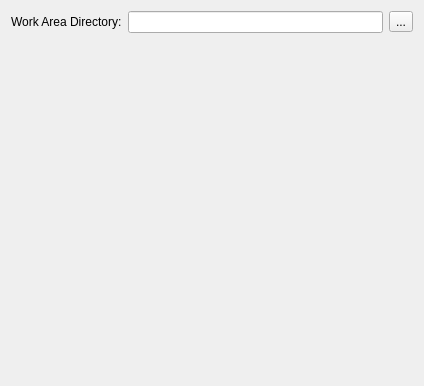
Qt form Ui/SelectLocalDir.ui (towel42-com/EZGit) before a commit.
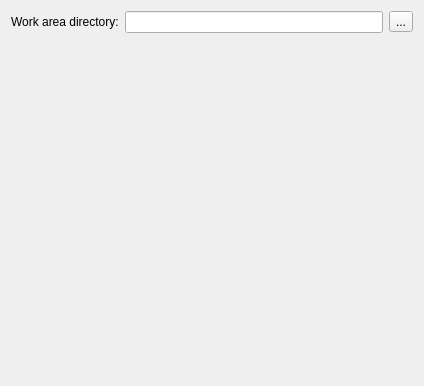
The same form after that commit. Icons and pictures are not drawn.

Patch:
```diff
--- a/Ui/SelectLocalDir.ui
+++ b/Ui/SelectLocalDir.ui
@@ -14,7 +14,7 @@
    <string>WizardPage</string>
   </property>
   <property name="title">
-   <string>Select Work Area Dreictory</string>
+   <string>Select Workrea Dreictory</string>
   </property>
   <layout class="QGridLayout" name="gridLayout">
    <item row="0" column="1">
@@ -46,7 +46,7 @@
    <item row="0" column="0">
     <widget class="QLabel" name="label_2">
      <property name="text">
-      <string>Work Area Directory:</string>
+      <string>Work area directory:</string>
      </property>
     </widget>
    </item>
```
